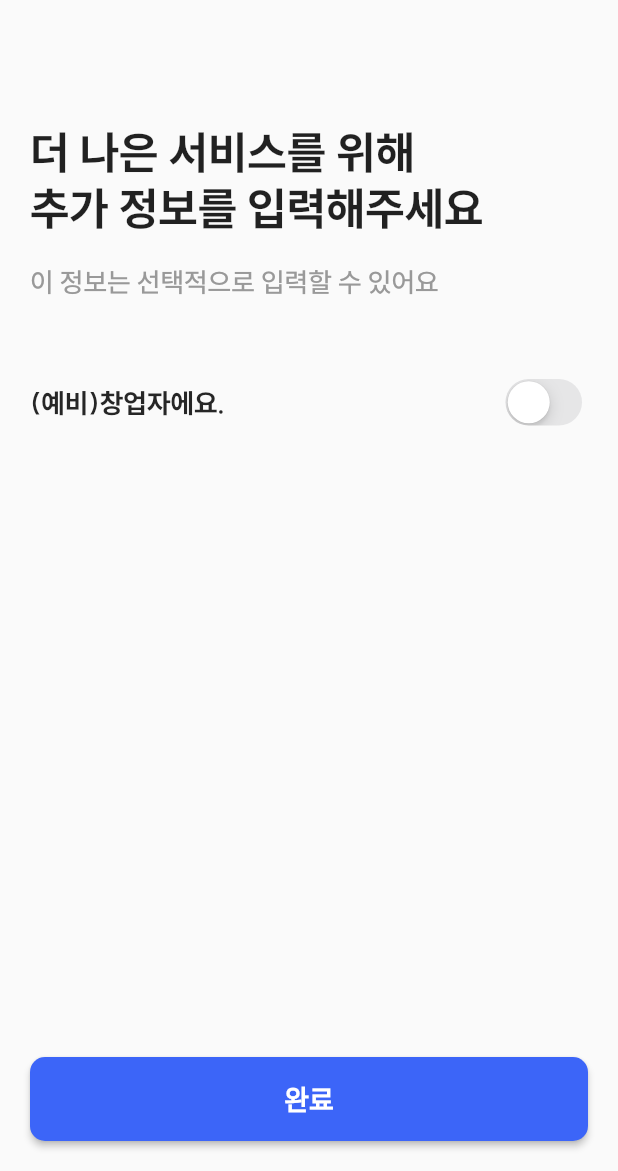
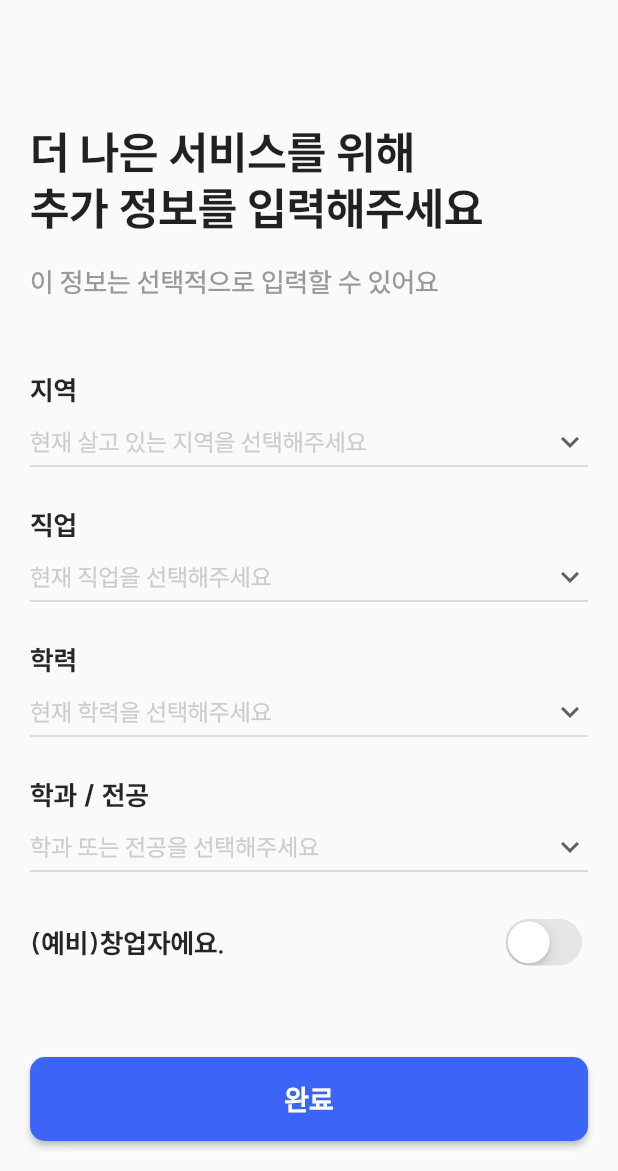
Before and after one commit to buildin-official/ITNun-Flutter, a Flutter app: the SignUpUserInfoView screen opened by its route, on a phone screen of 412 x 824 dp, the part 65-1236 px from its top. Run offline on Flutter 3.47's test engine with Material 2 defaults, Android fonts, the phone set to English and light mode, and no system bars; our stand-ins replace badges, flutter_hooks, get_it, go_router, injectable; project files that could hold a hidden picture were left out.

Commit message:
feat: add dropdown in userinfo

```diff
--- a/lib/auth/presentation/view/signup/sign_up_userinfo_view.dart
+++ b/lib/auth/presentation/view/signup/sign_up_userinfo_view.dart
@@ -15,6 +15,17 @@ class SignUpUserInfoView extends HookWidget {
   @override
   Widget build(BuildContext context) {
     final status = useState(false);
+    final region = useState<String?>(null);
+    final occupation = useState<String?>(null);
+    final education = useState<String?>(null);
+    final major = useState<String?>(null);
+
+    final regions = ["서울", "인천", "대구", "부산", "광주", "대전", "경기", "강원", "충남", "충북", "전남", "전북", "경북", "경남", "제주", "세종"];
+    final occupations = ["사업자", "직장인", "학생", "기타"];
+    final educations = ["초졸", "중졸", "고졸", "대졸", "대학원 이수", "그 외"];
+    final majors = ["어문계열", "상경계열", "이과계열", "공과계열", "예체능계열", "그 외"];
+
+
     return Scaffold(
       appBar: AppBar(
         title: const Text("회원가입"),
@@ -31,6 +42,10 @@ class SignUpUserInfoView extends HookWidget {
                 subtitle: "이 정보는 선택적으로 입력할 수 있어요",
               ),
               //Todo:지역,직업,학력,학과/전공 입력 TextField 만드셈
+              EasyDropDown(title: "지역", hintText: "현재 살고 있는 지역을 선택해주세요", selections: regions, selectedItem: region),
+              EasyDropDown(title: "직업", hintText: "현재 직업을 선택해주세요", selections: occupations, selectedItem: occupation),
+              EasyDropDown(title: "학력", hintText: "현재 학력을 선택해주세요", selections: educations, selectedItem: education),
+              EasyDropDown(title: "학과 / 전공", hintText: "학과 또는 전공을 선택해주세요", selections: majors, selectedItem: major),
               Row(
                 mainAxisAlignment: MainAxisAlignment.spaceBetween,
                 children: [
@@ -68,3 +83,43 @@ class SignUpUserInfoView extends HookWidget {
     );
   }
 }
+
+class EasyDropDown extends HookWidget {
+  final String title;
+  final String hintText;
+  final List<String> selections;
+  final selectedItem;
+
+  const EasyDropDown({Key? key, required this.title, required this.hintText, required this.selections, required this.selectedItem}) : super(key: key);
+
+  @override
+  Widget build(BuildContext context) {
+    return Column(
+      crossAxisAlignment: CrossAxisAlignment.start,
+      children: [
+        Text(
+            title,
+            style: TextStyle(
+              fontFamily: "SUIT",
+              fontWeight: FontWeight.bold,
+              fontSize:18,
+              color:Palette.text.shade900,
+            )
+        ),
+        DropdownButton(
+          hint: Text(hintText, style: TextStyle(color:Palette.text.shade400)),
+          value: selectedItem.value,
+          isExpanded: true,
+          icon: const Icon(Icons.keyboard_arrow_down),
+          menuMaxHeight: 330,
+          items: selections.map((e) => DropdownMenuItem(
+            value: e,
+            child: Text(e, style: const TextStyle(fontFamily: "SUIT", fontWeight: FontWeight.w500)),
+          )).toList(),
+          onChanged: (value){ selectedItem.value = value!; },
+        ),
+        Container(height:20),
+      ],
+    );
+  }
+}
```
